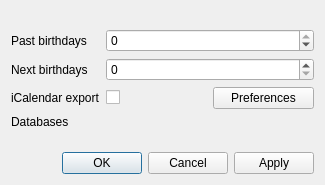
Above: src/qbirthday/ui/preferencesdialog.ui from lafrech/qbirthday before the change. Below: the same form after it.
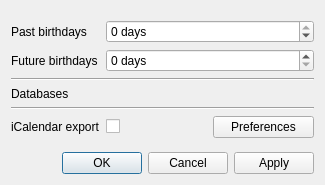
That is the form after the change.

Commit message: Reorder preferences dialog

Patch:
```diff
--- a/src/qbirthday/ui/preferencesdialog.ui
+++ b/src/qbirthday/ui/preferencesdialog.ui
@@ -31,6 +31,9 @@
      </item>
      <item row="0" column="1">
       <widget class="QSpinBox" name="pastSpinBox">
+       <property name="suffix">
+        <string> days</string>
+       </property>
        <property name="minimum">
         <number>-30</number>
        </property>
@@ -45,21 +48,42 @@
      <item row="1" column="0">
       <widget class="QLabel" name="nextLabel">
        <property name="text">
-        <string>Next birthdays</string>
+        <string>Future birthdays</string>
        </property>
       </widget>
      </item>
      <item row="1" column="1">
-      <widget class="QSpinBox" name="nextSpinBox"/>
+      <widget class="QSpinBox" name="nextSpinBox">
+       <property name="suffix">
+        <string> days</string>
+       </property>
+      </widget>
      </item>
-     <item row="2" column="0">
+     <item row="2" column="0" colspan="2">
+      <widget class="Line" name="line">
+       <property name="orientation">
+        <enum>Qt::Horizontal</enum>
+       </property>
+      </widget>
+     </item>
+     <item row="3" column="0">
+      <widget class="QLabel" name="backendsLabel">
+       <property name="text">
+        <string>Databases</string>
+       </property>
+      </widget>
+     </item>
+     <item row="3" column="1">
+      <layout class="QVBoxLayout" name="backendsLayout"/>
+     </item>
+     <item row="5" column="0">
       <widget class="QLabel" name="icsExportLabel">
        <property name="text">
         <string>iCalendar export</string>
        </property>
       </widget>
      </item>
-     <item row="2" column="1">
+     <item row="5" column="1">
       <layout class="QHBoxLayout" name="icsExportLayout">
        <item>
         <widget class="QCheckBox" name="icsExportCheckBox">
@@ -77,10 +101,10 @@
        </item>
       </layout>
      </item>
-     <item row="3" column="0">
-      <widget class="QLabel" name="backendsLabel">
-       <property name="text">
-        <string>Databases</string>
+     <item row="4" column="0" colspan="2">
+      <widget class="Line" name="line_2">
+       <property name="orientation">
+        <enum>Qt::Horizontal</enum>
        </property>
       </widget>
      </item>
```
Left out of the diff: 3 changed lines with no effect on the pictures.
